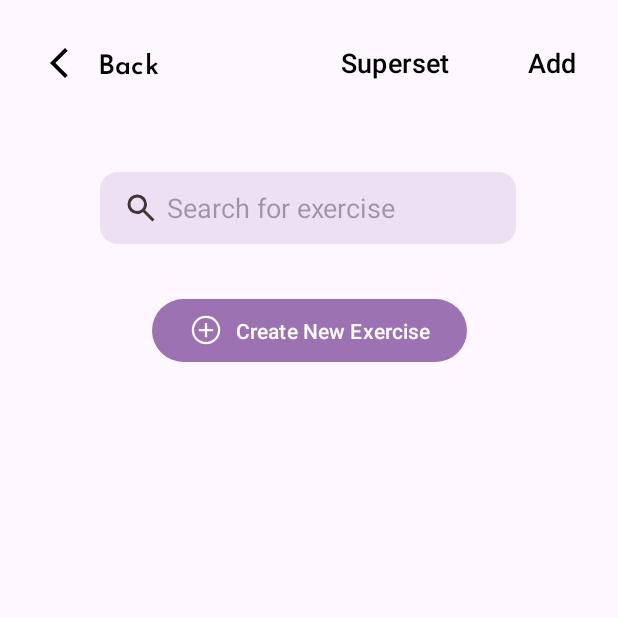
After one commit to poey11/FitMeApp, an Android app: the CreateNewWorkout screen opened directly, with no data from a screen before it, on a phone screen of 412 x 824 dp, the top half of it. The commit adds this screen. Run offline under Robolectric (Android 15) with nearby library versions, the light colour scheme and no system bars.

Commit message:
made the redirection to create_new_workout.xml will implement the backend

```diff
--- a/app/src/main/AndroidManifest.xml
+++ b/app/src/main/AndroidManifest.xml
@@ -21,6 +21,9 @@
                 <category android:name="android.intent.category.LAUNCHER" />
             </intent-filter>
         </activity>
+        <activity android:name=".CreateNewWorkout">
+
+        </activity>
         <meta-data
             android:name="preloaded_fonts"
             android:resource="@array/preloaded_fonts" />
--- /dev/null
+++ b/app/src/main/java/com/example/mobdeve/s13/payao/malcolm/fitme/CreateNewWorkout.kt
@@ -0,0 +1,11 @@
+package com.example.mobdeve.s13.payao.malcolm.fitme
+
+import android.os.Bundle
+import androidx.appcompat.app.AppCompatActivity
+
+class CreateNewWorkout: AppCompatActivity() {
+    override fun onCreate(savedInstanceState: Bundle?) {
+        super.onCreate(savedInstanceState)
+        setContentView(R.layout.create_new_workout)
+    }
+}
--- a/app/src/main/java/com/example/mobdeve/s13/payao/malcolm/fitme/fragments/HomeFragment.kt
+++ b/app/src/main/java/com/example/mobdeve/s13/payao/malcolm/fitme/fragments/HomeFragment.kt
@@ -1,15 +1,16 @@
 package com.example.mobdeve.s13.payao.malcolm.fitme.fragments
 
+import android.content.Intent
 import android.os.Bundle
 import androidx.fragment.app.Fragment
 import android.view.LayoutInflater
 import android.view.View
 import android.view.ViewGroup
-import android.widget.Toast
 import androidx.recyclerview.widget.LinearLayoutManager
 import androidx.recyclerview.widget.RecyclerView
 import com.example.mobdeve.s13.payao.malcolm.fitme.database.DataHelper
 import com.example.mobdeve.s13.payao.malcolm.fitme.R
+import com.example.mobdeve.s13.payao.malcolm.fitme.CreateNewWorkout
 import com.example.mobdeve.s13.payao.malcolm.fitme.models.Workout
 import com.example.mobdeve.s13.payao.malcolm.fitme.adapter.WorkoutAdapter
 import com.google.android.material.floatingactionbutton.FloatingActionButton
@@ -38,7 +39,8 @@ class HomeFragment : Fragment() {
         val fab: FloatingActionButton = view.findViewById(R.id.floatingActionButton)
 
         fab.setOnClickListener {
-            Toast.makeText(requireContext(), "BOBO MO DERRICK", Toast.LENGTH_SHORT).show()
+            val intent = Intent(requireContext(), CreateNewWorkout::class.java)
+            startActivity(intent)
         }
 
         setupRecyclerView()
--- /dev/null
+++ b/app/src/main/res/drawable/create_workout_searchbar.xml
@@ -0,0 +1,6 @@
+<?xml version="1.0" encoding="utf-8"?>
+<shape xmlns:android="http://schemas.android.com/apk/res/android"
+    android:shape="rectangle">
+    <corners android:radius="12dp" /> <!-- Adjust the radius as needed -->
+    <solid android:color="#2D9D72B3" /> <!-- Background color -->
+</shape>
--- /dev/null
+++ b/app/src/main/res/drawable/ic_baseline_arrow.xml
@@ -0,0 +1,9 @@
+<vector xmlns:android="http://schemas.android.com/apk/res/android"
+    android:width="24dp"
+    android:height="24dp"
+    android:viewportWidth="960"
+    android:viewportHeight="960">
+  <path
+      android:fillColor="#FF000000"
+      android:pathData="M400,880 L0,480l400,-400 71,71 -329,329 329,329 -71,71Z"/>
+</vector>
--- /dev/null
+++ b/app/src/main/res/drawable/ic_baseline_magnify.xml
@@ -0,0 +1,9 @@
+<vector xmlns:android="http://schemas.android.com/apk/res/android"
+    android:width="24dp"
+    android:height="24dp"
+    android:viewportWidth="960"
+    android:viewportHeight="960">
+  <path
+      android:fillColor="#FF000000"
+      android:pathData="M784,840 L532,588q-30,24 -69,38t-83,14q-109,0 -184.5,-75.5T120,380q0,-109 75.5,-184.5T380,120q109,0 184.5,75.5T640,380q0,44 -14,83t-38,69l252,252 -56,56ZM380,560q75,0 127.5,-52.5T560,380q0,-75 -52.5,-127.5T380,200q-75,0 -127.5,52.5T200,380q0,75 52.5,127.5T380,560Z"/>
+</vector>
--- /dev/null
+++ b/app/src/main/res/layout/create_new_workout.xml
@@ -0,0 +1,92 @@
+<?xml version="1.0" encoding="utf-8"?>
+<androidx.constraintlayout.widget.ConstraintLayout xmlns:android="http://schemas.android.com/apk/res/android"
+    xmlns:app="http://schemas.android.com/apk/res-auto"
+    xmlns:tools="http://schemas.android.com/tools"
+    android:layout_width="match_parent"
+    android:layout_height="match_parent">
+
+    <Button
+        android:id="@+id/backBtn"
+        android:layout_width="wrap_content"
+        android:layout_height="wrap_content"
+        android:backgroundTint="#fef7ff"
+        android:drawableLeft="@drawable/ic_baseline_arrow"
+        android:fontFamily="@font/josefin_sans_semibold"
+        android:paddingLeft="18dp"
+        android:scaleX="1"
+        android:scaleY="1"
+        android:text="Back"
+        android:textSize="18dp"
+        android:textColor="@color/black"
+        app:layout_constraintBottom_toBottomOf="parent"
+        app:layout_constraintEnd_toEndOf="parent"
+        app:layout_constraintHorizontal_bias="0.051"
+        app:layout_constraintStart_toStartOf="parent"
+        app:layout_constraintTop_toTopOf="parent"
+        app:layout_constraintVertical_bias="0.023" />
+
+    <Button
+        android:id="@+id/supersetBtn"
+        android:layout_width="wrap_content"
+        android:layout_height="wrap_content"
+        android:backgroundTint="#fef7ff"
+        android:text="Superset"
+        android:textColor="@color/black"
+        android:textSize="18dp"
+        app:layout_constraintBottom_toBottomOf="parent"
+        app:layout_constraintEnd_toEndOf="parent"
+        app:layout_constraintHorizontal_bias="0.697"
+        app:layout_constraintStart_toStartOf="parent"
+        app:layout_constraintTop_toTopOf="parent"
+        app:layout_constraintVertical_bias="0.023" />
+
+    <Button
+        android:id="@+id/addBtn"
+        android:textSize="18dp"
+        android:layout_width="wrap_content"
+        android:layout_height="wrap_content"
+        android:backgroundTint="#fef7ff"
+        android:text="Add"
+        android:textColor="@color/black"
+        app:layout_constraintBottom_toBottomOf="parent"
+        app:layout_constraintEnd_toEndOf="parent"
+        app:layout_constraintHorizontal_bias="1.0"
+        app:layout_constraintStart_toStartOf="parent"
+        app:layout_constraintTop_toTopOf="parent"
+        app:layout_constraintVertical_bias="0.023" />
+
+    <EditText
+        android:id="@+id/searchExercise"
+        android:layout_width="wrap_content"
+        android:layout_height="48dp"
+        android:background="@drawable/create_workout_searchbar"
+        android:drawableLeft="@drawable/ic_baseline_magnify"
+        android:drawablePadding="5dp"
+        android:drawableTint="#433535"
+        android:ems="13"
+        android:hint="Search for exercise"
+        android:inputType="text"
+        android:paddingStart="15dp"
+        android:textColor="#433535"
+        app:layout_constraintBottom_toBottomOf="parent"
+        app:layout_constraintEnd_toEndOf="parent"
+        app:layout_constraintHorizontal_bias="0.496"
+        app:layout_constraintStart_toStartOf="parent"
+        app:layout_constraintTop_toTopOf="parent"
+        app:layout_constraintVertical_bias="0.148" />
+
+    <Button
+        android:id="@+id/createNewExerciseBtn"
+
+        android:layout_width="wrap_content"
+        android:layout_height="50dp"
+        android:drawableLeft="@drawable/ic_baseline_add_circle"
+        android:drawableTint="@color/white"
+        android:text="Create New Exercise"
+        app:layout_constraintBottom_toBottomOf="parent"
+        app:layout_constraintEnd_toEndOf="parent"
+        app:layout_constraintStart_toStartOf="parent"
+        app:layout_constraintTop_toTopOf="parent"
+        app:layout_constraintVertical_bias="0.252" />
+
+</androidx.constraintlayout.widget.ConstraintLayout>
--- a/app/src/main/res/layout/fragment_home.xml
+++ b/app/src/main/res/layout/fragment_home.xml
@@ -55,6 +55,7 @@
             app:layout_constraintStart_toStartOf="parent"
             app:layout_constraintTop_toTopOf="parent"
             app:layout_constraintVertical_bias="0.021" />
+
     </androidx.constraintlayout.widget.ConstraintLayout>
 
 </FrameLayout>
--- a/app/src/main/res/values/themes.xml
+++ b/app/src/main/res/values/themes.xml
@@ -4,8 +4,6 @@
         <!-- Customize your light theme here. -->
         <!-- <item name="colorPrimary">@color/my_light_primary</item> -->
         <item name="colorPrimary">@color/purple</item>
-
-
     </style>
 
     <style name="Theme.FitMe" parent="Base.Theme.FitMe" />
```
